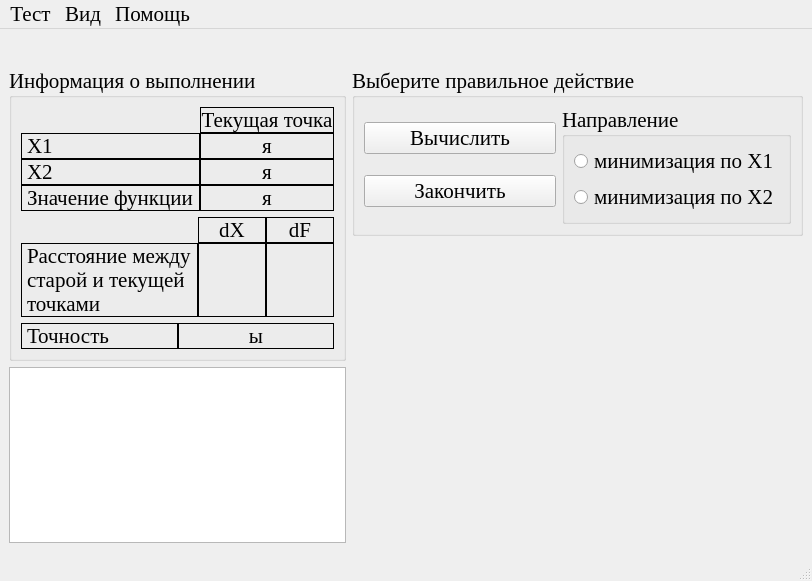
The window that optimizationmethods/ui/CWdescent_md.ui (Eliminationzx/optimizationmethods) describes before a commit, drawn with Qt 5.
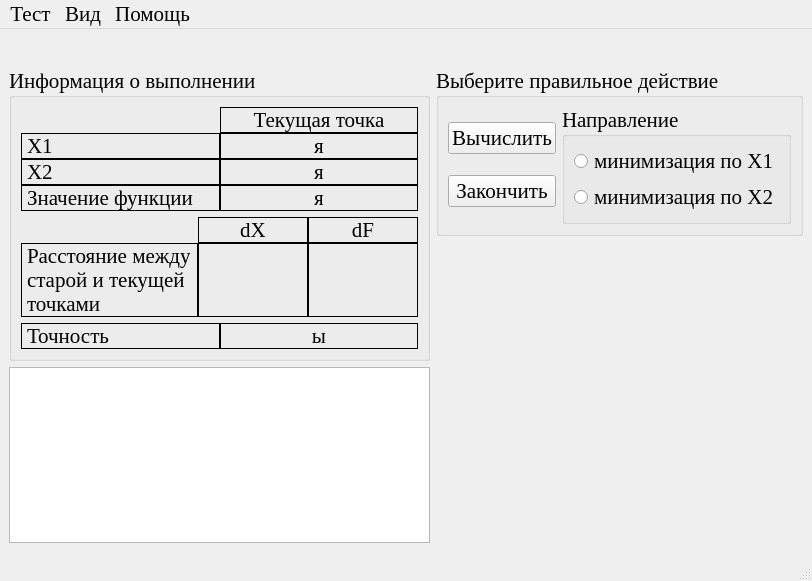
The same window after the commit. Icons and pictures are not drawn.

Commit message: Поправил меню во втором методе.

```diff
--- a/optimizationmethods/ui/CWdescent_md.ui
+++ b/optimizationmethods/ui/CWdescent_md.ui
@@ -27,7 +27,7 @@
     <normaloff>:/icon/icon.bmp</normaloff>:/icon/icon.bmp</iconset>
   </property>
   <widget class="QWidget" name="centralwidget">
-   <layout class="QGridLayout" name="gridLayout_5" columnstretch="1,2" rowminimumheight="0,0,0,1">
+   <layout class="QGridLayout" name="gridLayout_5" columnstretch="1,0">
     <item row="0" column="0" colspan="2">
      <widget class="QLabel" name="func">
       <property name="alignment">
@@ -262,6 +262,15 @@
       </layout>
      </widget>
     </item>
+    <item row="3" column="0">
+     <widget class="QTextBrowser" name="LogTxtBrsr">
+      <property name="font">
+       <font>
+        <pointsize>14</pointsize>
+       </font>
+      </property>
+     </widget>
+    </item>
     <item row="1" column="1">
      <widget class="QGroupBox" name="groupBox_3">
       <property name="title">
@@ -339,15 +348,6 @@
       </layout>
      </widget>
     </item>
-    <item row="3" column="0">
-     <widget class="QTextBrowser" name="LogTxtBrsr">
-      <property name="font">
-       <font>
-        <pointsize>14</pointsize>
-       </font>
-      </property>
-     </widget>
-    </item>
    </layout>
   </widget>
   <widget class="QMenuBar" name="menubar">
```
Left out of the diff: 9 changed lines with no effect on the pictures.
